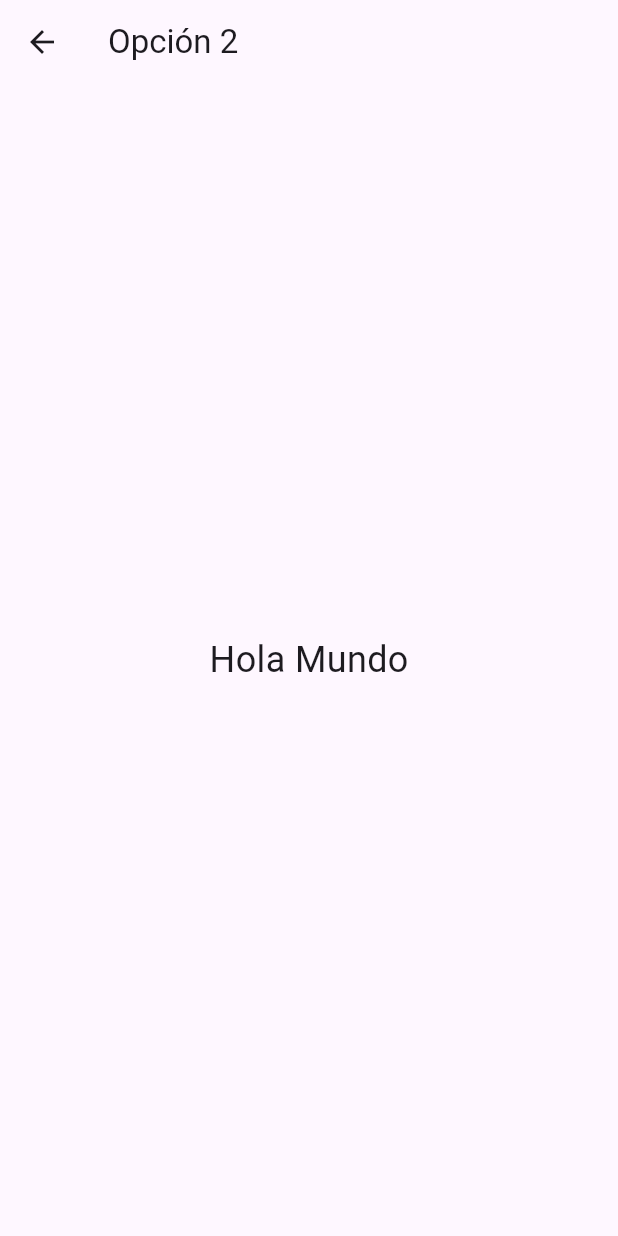
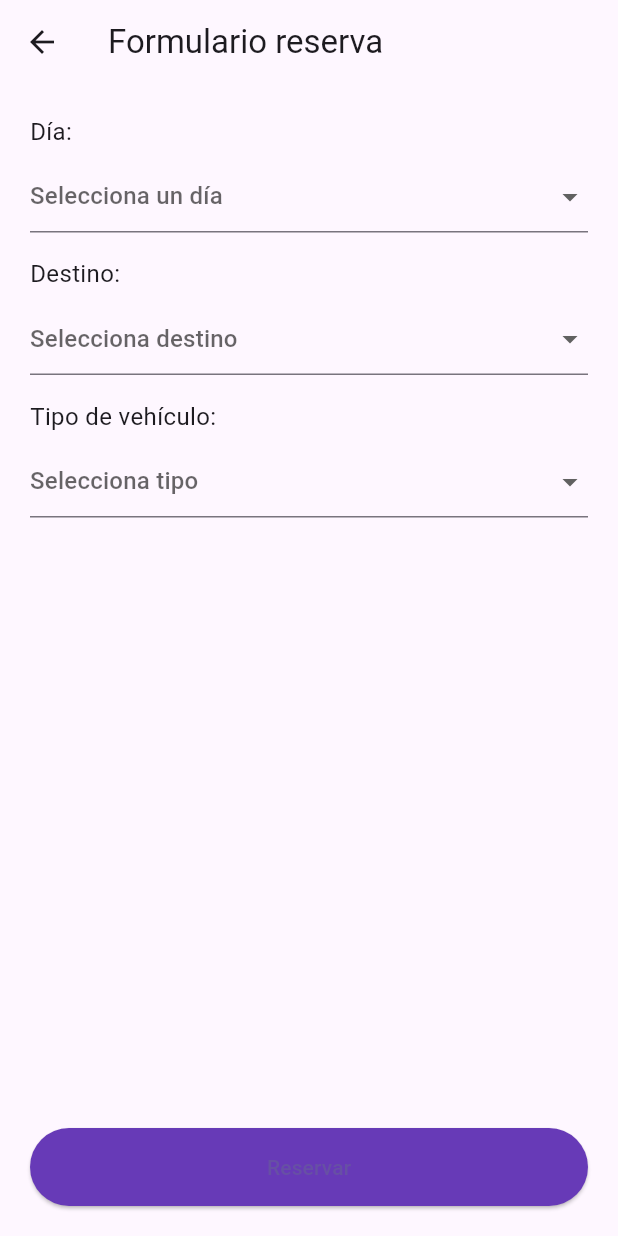
Before and after one commit to oliver-miguez/flutter-pr-ctica, a Flutter app: the Opcion2 screen opened directly, on a phone screen of 412 x 824 dp. Run offline on Flutter 3.47's test engine with Material 3 defaults, Android fonts, the light colour scheme and no system bars.

```diff
--- a/lib/Opcion2.dart
+++ b/lib/Opcion2.dart
@@ -1,22 +1,132 @@
 import 'package:flutter/material.dart';
 
-void main() {
-  runApp(const Opcion2());
-}
-
-class Opcion2 extends StatelessWidget {
+class Opcion2 extends StatefulWidget {
   const Opcion2({super.key});
 
   @override
+  State<Opcion2> createState() => _ReservaFormularioScreenState();
+}
+
+class _ReservaFormularioScreenState extends State<Opcion2> {
+  final List<String> diasSemana = [
+    'Lunes', 'Martes', 'Miércoles', 'Jueves', 'Viernes', 'Sábado', 'Domingo'
+  ];
+  final List<String> destinos = ['Cibeles', 'Atocha', 'Sol', 'Chamartín'];
+  final List<String> tiposVehiculo = ['car', 'midi', 'max'];
+
+  final Map<String, Map<String, int>> disponibilidad = {
+    'Lunes': {'car': 5, 'midi': 2, 'max': 5},
+    'Martes': {'car': 4, 'midi': 8, 'max': 4},
+    'Miércoles': {'car': 3, 'midi': 0, 'max': 10},
+    'Jueves': {'car': 2, 'midi': 1, 'max': 2},
+    'Viernes': {'car': 8, 'midi': 5, 'max': 8},
+    'Sábado': {'car': 0, 'midi': 4, 'max': 0},
+    'Domingo': {'car': 1, 'midi': 3, 'max': 3},
+  };
+
+  String? diaSeleccionado;
+  String? destinoSeleccionado;
+  String? vehiculoSeleccionado;
+
+  void realizarReserva() {
+    if (diaSeleccionado == null || destinoSeleccionado == null || vehiculoSeleccionado == null) {
+      ScaffoldMessenger.of(context).showSnackBar(
+        const SnackBar(content: Text('Completa todos los campos')),
+      );
+      return;
+    }
+
+    final disponibles = disponibilidad[diaSeleccionado]?[vehiculoSeleccionado] ?? 0;
+    if (disponibles == 0) {
+      ScaffoldMessenger.of(context).showSnackBar(
+        const SnackBar(content: Text('No hay vehículos disponibles para esta combinación')),
+      );
+      return;
+    }
+
+    showDialog(
+      context: context,
+      builder: (_) => AlertDialog(
+        title: const Text('Reserva confirmada'),
+        content: Text(
+          'Día: $diaSeleccionado\n'
+              'Destino: $destinoSeleccionado\n'
+              'Vehículo: $vehiculoSeleccionado\n'
+              'Disponibles: $disponibles',
+        ),
+        actions: [
+          TextButton(
+            onPressed: () => Navigator.pop(context),
+            child: const Text('Aceptar'),
+          )
+        ],
+      ),
+    );
+  }
+
+  @override
   Widget build(BuildContext context) {
+    int disponibles = 0;
+    if (diaSeleccionado != null && vehiculoSeleccionado != null) {
+      disponibles = disponibilidad[diaSeleccionado!]?[vehiculoSeleccionado!] ?? 0;
+    }
+
     return Scaffold(
-      appBar: AppBar(
-        title: const Text('Opción 2'),
-      ),
-      body: const Center(
-        child: Text(
-          'Hola Mundo',
-          style: TextStyle(fontSize: 24),
+      appBar: AppBar(title: const Text('Formulario reserva')),
+      body: Padding(
+        padding: const EdgeInsets.all(20),
+        child: Column(
+          crossAxisAlignment: CrossAxisAlignment.stretch,
+          children: [
+            const Text('Día:', style: TextStyle(fontSize: 16)),
+            const SizedBox(height: 8),
+            DropdownButtonFormField<String>(
+              value: diaSeleccionado,
+              hint: const Text('Selecciona un día'),
+              items: diasSemana.map((dia) => DropdownMenuItem(
+                value: dia, child: Text(dia),
+              )).toList(),
+              onChanged: (value) => setState(() => diaSeleccionado = value),
+            ),
+
+            const SizedBox(height: 16),
+            const Text('Destino:', style: TextStyle(fontSize: 16)),
+            const SizedBox(height: 8),
+            DropdownButtonFormField<String>(
+              value: destinoSeleccionado,
+              hint: const Text('Selecciona destino'),
+              items: destinos.map((d) => DropdownMenuItem(
+                value: d, child: Text(d),
+              )).toList(),
+              onChanged: (value) => setState(() => destinoSeleccionado = value),
+            ),
+
+            const SizedBox(height: 16),
+            const Text('Tipo de vehículo:', style: TextStyle(fontSize: 16)),
+            const SizedBox(height: 8),
+            DropdownButtonFormField<String>(
+              value: vehiculoSeleccionado,
+              hint: const Text('Selecciona tipo'),
+              items: tiposVehiculo.map((v) => DropdownMenuItem(
+                value: v, child: Text(v),
+              )).toList(),
+              onChanged: (value) => setState(() => vehiculoSeleccionado = value),
+            ),
+
+            const SizedBox(height: 16),
+            if (diaSeleccionado != null && vehiculoSeleccionado != null)
+              Text('Disponibles: $disponibles', style: const TextStyle(fontSize: 16)),
+
+            const Spacer(),
+            ElevatedButton(
+              onPressed: realizarReserva,
+              style: ElevatedButton.styleFrom(
+                backgroundColor: Colors.deepPurple,
+                padding: const EdgeInsets.symmetric(vertical: 16),
+              ),
+              child: const Text('Reservar'),
+            ),
+          ],
         ),
       ),
     );
```
Also changed, not shown: lib/Opcion1.dart (+89 -23 lines).
